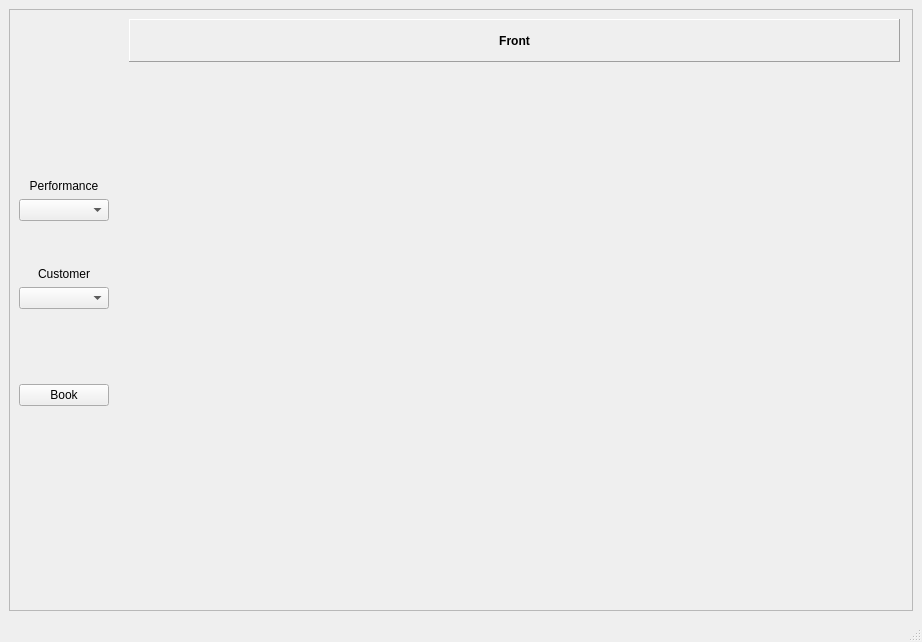
Dragon-Aurora/TheatreBookingSystem, file SeatBooking.ui: the form before one commit.
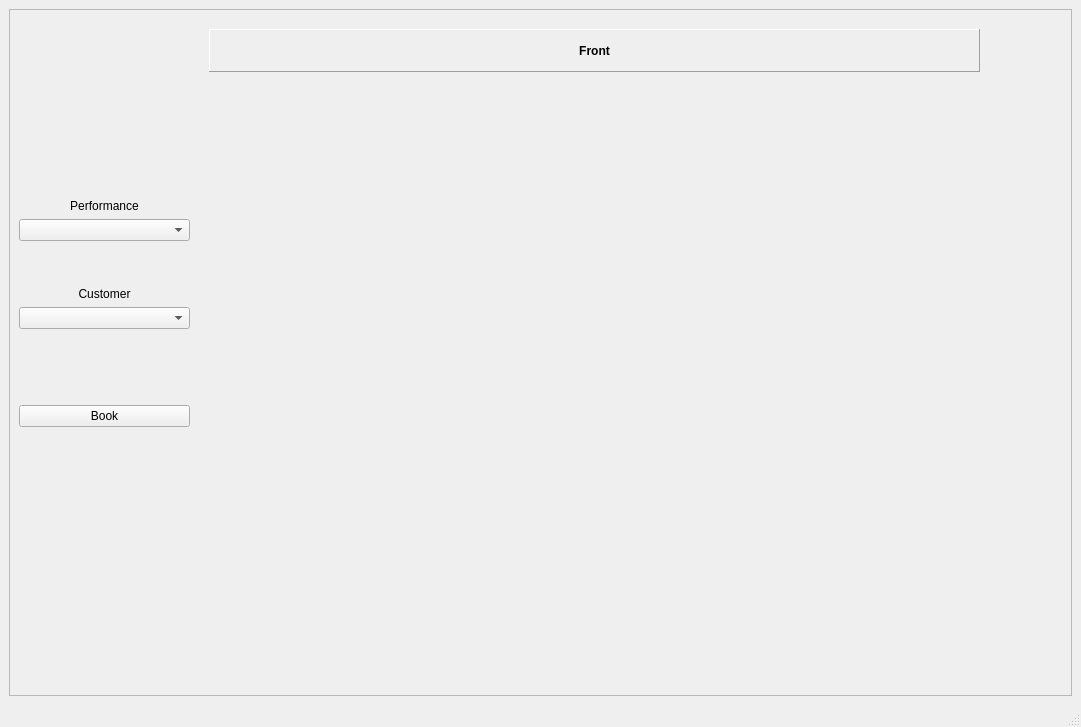
The form after the commit.

Commit message: Removed some unnecessary components from the UI's and added a Customer Type combo box in Records.ui

The edit to the form file:
```diff
--- a/SeatBooking.ui
+++ b/SeatBooking.ui
@@ -6,8 +6,8 @@
    <rect>
     <x>0</x>
     <y>0</y>
-    <width>922</width>
-    <height>642</height>
+    <width>1081</width>
+    <height>727</height>
    </rect>
   </property>
   <property name="windowTitle">
@@ -26,8 +26,8 @@
       <widget class="QWidget" name="gridLayoutWidget">
        <property name="geometry">
         <rect>
-         <x>120</x>
-         <y>60</y>
+         <x>200</x>
+         <y>70</y>
          <width>771</width>
          <height>511</height>
         </rect>
@@ -38,9 +38,9 @@
        <property name="geometry">
         <rect>
          <x>10</x>
-         <y>170</y>
-         <width>90</width>
-         <height>227</height>
+         <y>190</y>
+         <width>171</width>
+         <height>228</height>
         </rect>
        </property>
        <layout class="QVBoxLayout" name="BookingLayout">
@@ -114,8 +114,8 @@
       <widget class="QLabel" name="Front_Label">
        <property name="geometry">
         <rect>
-         <x>120</x>
-         <y>10</y>
+         <x>200</x>
+         <y>20</y>
          <width>771</width>
          <height>43</height>
         </rect>
```
Left out of the diff: 4 changed lines with no effect on the pictures. The commit also changes 5 other files.
